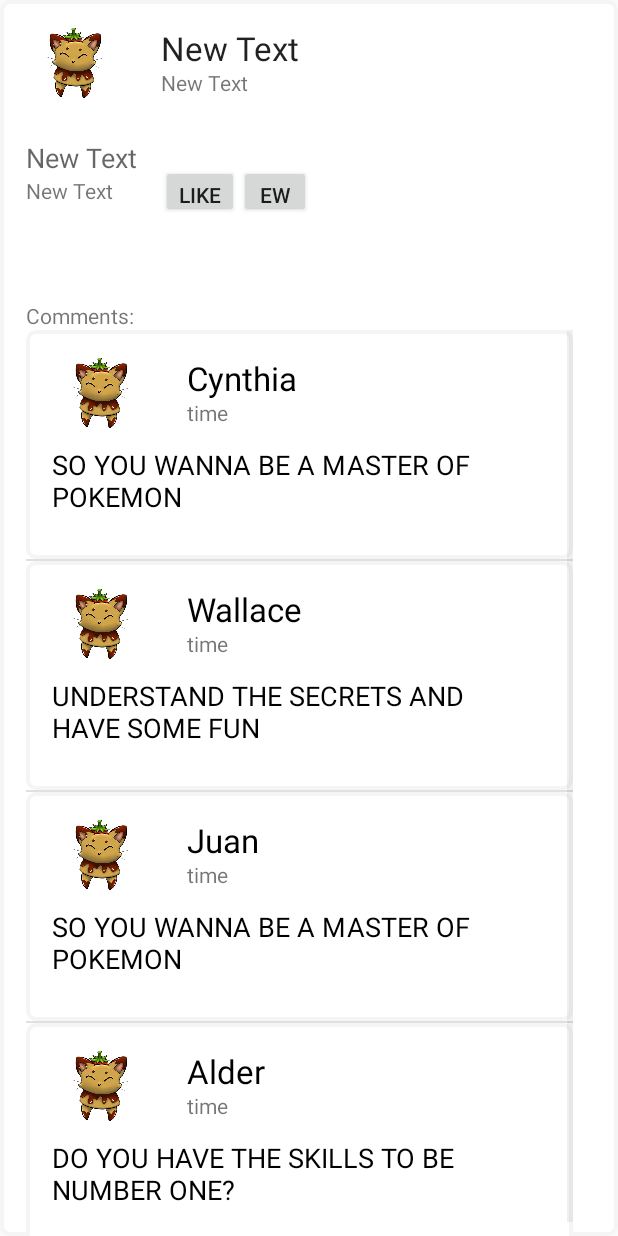
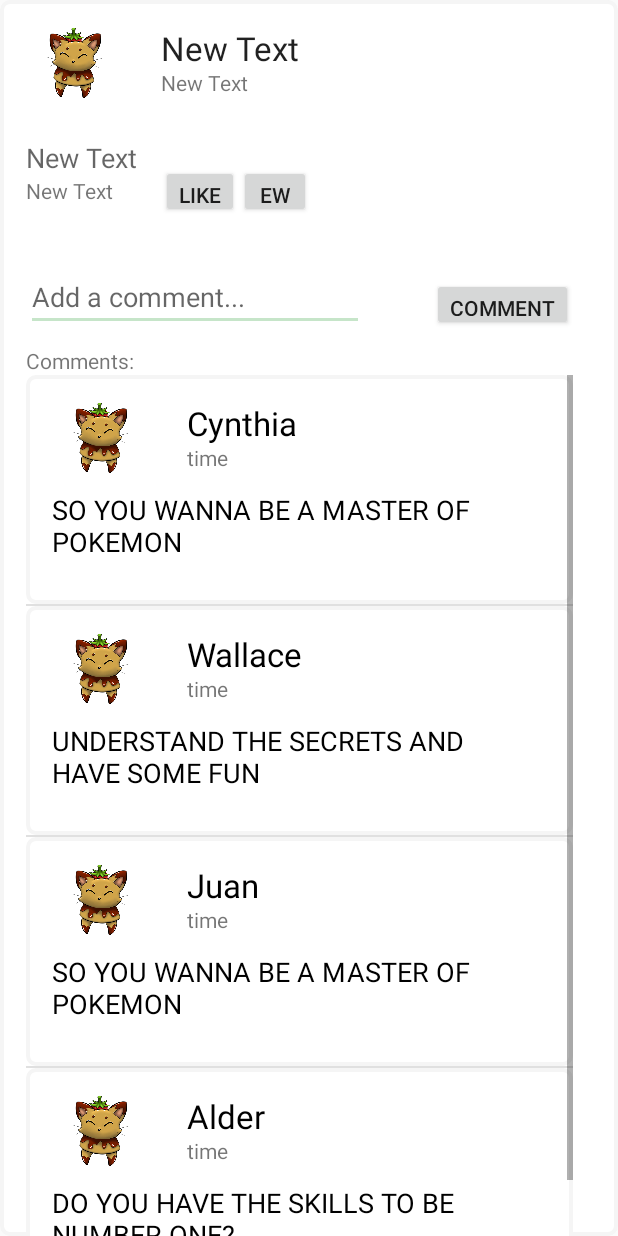
Before and after one commit to RemingtonMaxwell/cmps121-project, an Android app: the FullPost screen opened directly, with no data from a screen before it, on a phone screen of 412 x 824 dp. Run offline under Robolectric (Android 15) with nearby library versions, the phone set to English and light mode, and no system bars; libraries missing offline, so code that uses them is left out: com.firebase.client, junit.framework; 5 statements that could not run were skipped.

Commit message:
able to add comments

```diff
--- a/app/src/main/java/com/example/brandongomez/overheards/FullPost.java
+++ b/app/src/main/java/com/example/brandongomez/overheards/FullPost.java
@@ -2,10 +2,12 @@ package com.example.brandongomez.overheards;
 
 import android.content.Context;
 import android.content.Intent;
+import android.content.SharedPreferences;
 import android.graphics.Bitmap;
 import android.graphics.BitmapFactory;
 import android.graphics.Color;
 import android.os.Bundle;
+import android.preference.PreferenceManager;
 import android.support.v7.app.AppCompatActivity;
 import android.util.Base64;
 import android.util.Log;
@@ -14,10 +16,12 @@ import android.view.View;
 import android.view.ViewGroup;
 import android.widget.ArrayAdapter;
 import android.widget.Button;
+import android.widget.EditText;
 import android.widget.ImageView;
 import android.widget.LinearLayout;
 import android.widget.ListView;
 import android.widget.TextView;
+import android.widget.Toast;
 
 import com.firebase.client.DataSnapshot;
 import com.firebase.client.Firebase;
@@ -26,6 +30,8 @@ import com.firebase.client.ValueEventListener;
 
 import java.lang.reflect.Array;
 import java.util.ArrayList;
+import java.util.HashMap;
+import java.util.Map;
 
 /**
  * Created by Jolina on 3/6/2016.
@@ -42,6 +48,7 @@ public class FullPost extends AppCompatActivity{
     public Button fp_like;
     public Button fp_dislike;
     private String post_id;
+    private String user_id;
 
     public FullPost(){}
 
@@ -51,7 +58,9 @@ public class FullPost extends AppCompatActivity{
         setContentView(R.layout.full_post);
         aList = new ArrayList<CommentElement>();
         adapter = new CommentAdapter(this, R.layout.comment_element, aList);
-
+        SharedPreferences settings = PreferenceManager.getDefaultSharedPreferences(this);
+        final SharedPreferences.Editor e = settings.edit();
+        user_id = settings.getString("user_id", null);
         Intent intent = getIntent();
         Log.i("post", intent.getExtras().getString("post_id"));
         post_id=intent.getExtras().getString("post_id");
@@ -77,6 +86,38 @@ public class FullPost extends AppCompatActivity{
         getComments();
             displayPost();
     }
+
+    public void addComment(View v){
+        final String comment=((EditText) findViewById(R.id.add_comment)).getText().toString();
+        final Firebase database = new Firebase("https://vivid-heat-3338.firebaseio.com/");
+        database.addListenerForSingleValueEvent(new ValueEventListener() {
+            @Override
+            public void onDataChange(DataSnapshot snapshot) {
+                Post post=snapshot.child("posts").child(post_id).getValue(Post.class);
+                User user = snapshot.child("users").child(user_id).getValue(User.class);
+                Comment c = new Comment(post_id,user_id,comment);
+                Firebase ref1 = database.child("comments").child(c.getComment_id());
+                user.addComment(c.getComment_id());
+                //set reference for comment in comments
+                ref1.setValue(c);
+                //set reference for user's list of comments
+                Firebase ref = database.child("users").child(user_id);
+                ref.setValue(user);
+                //set reference for post's list of comments
+                ref = database.child("posts").child(post_id);
+                post.addComment(c.getComment_id());
+                ref.setValue(post);
+            }
+
+            @Override
+            public void onCancelled(FirebaseError firebaseError) {
+
+            }
+        });
+        ((EditText) findViewById(R.id.add_comment)).setText("");
+        Toast.makeText(this, "Comment posted.", Toast.LENGTH_SHORT).show();
+    }
+
 
     private void getComments(){
        // aList.clear();
--- a/app/src/main/java/com/example/brandongomez/overheards/Post.java
+++ b/app/src/main/java/com/example/brandongomez/overheards/Post.java
@@ -18,7 +18,7 @@ public class Post {
     private String type;
     private int votes;
     private String date_heard;
-    private List<Comment> comments = new ArrayList<Comment>();
+    private List<String> comments = new ArrayList<String>();
 
 
     public Post() {
@@ -75,11 +75,11 @@ public class Post {
         return date_heard;
     }
 
-    public List<Comment> getComments(){
+    public List<String> getComments(){
         return comments;
     }
 
-    public void addComment(Comment newComment){
+    public void addComment(String newComment){
         comments.add(newComment);
     }
 
--- a/app/src/main/res/layout/full_post.xml
+++ b/app/src/main/res/layout/full_post.xml
@@ -54,6 +54,7 @@
     <TextView
         android:layout_width="match_parent"
         android:layout_height="28dp"
+        android:layout_marginBottom="20dp"
         android:text="New Text"
         android:id="@+id/fp_votes"
         android:layout_below="@+id/fp_content"
@@ -80,7 +81,27 @@
         android:layout_alignBottom="@+id/fp_votes"
         android:layout_toRightOf="@+id/fp_upvoteButton"
         android:layout_toEndOf="@+id/fp_upvoteButton" />
-
+    <Button
+        style="?android:attr/buttonStyleSmall"
+        android:layout_width="wrap_content"
+        android:text="Comment"
+        android:id="@+id/fp_btn_comment"
+        android:layout_height="35dp"
+        android:onClick="addComment"
+        android:layout_alignBottom="@+id/add_comment"
+        android:layout_alignRight="@+id/commentList"
+        android:layout_alignEnd="@+id/commentList" />
+    <EditText
+        android:layout_width="225dp"
+        android:layout_height="wrap_content"
+        android:id="@+id/add_comment"
+        android:layout_above="@+id/fp_comment_indicator"
+        android:layout_alignLeft="@+id/fp_comment_indicator"
+        android:layout_alignStart="@+id/fp_comment_indicator"
+        android:inputType="textMultiLine"
+        android:maxLines="2"
+        android:scrollbars="vertical"
+        android:hint="Add a comment..." />
     <TextView
         android:layout_width="wrap_content"
         android:layout_height="wrap_content"
@@ -97,6 +118,7 @@
         android:id="@+id/fp_comment_indicator"
         android:layout_below="@+id/fp_whitespace"
         android:layout_alignLeft="@+id/fp_content"
+        android:layout_marginTop="10dp"
         android:text="Comments:" />
 
     <ListView
@@ -109,4 +131,6 @@
         android:layout_alignRight="@+id/fp_content"
         android:layout_alignEnd="@+id/fp_content" />
 
+
+
 </RelativeLayout>
```
